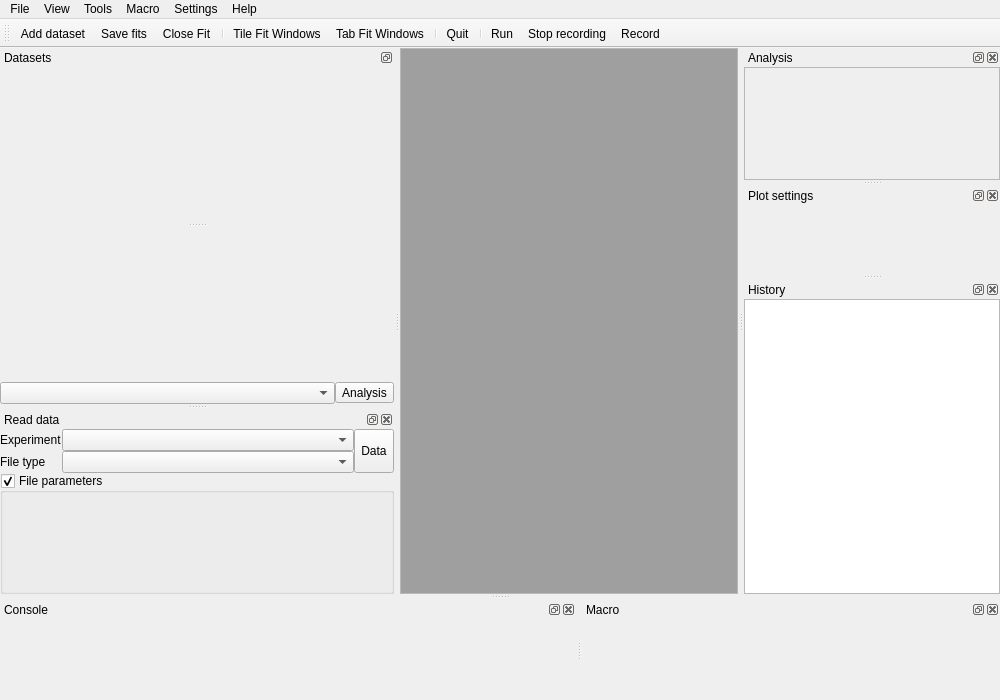
First picture: the form in chisurf/gui/gui.ui, repository Fluorescence-Tools/chisurf, before the edit.
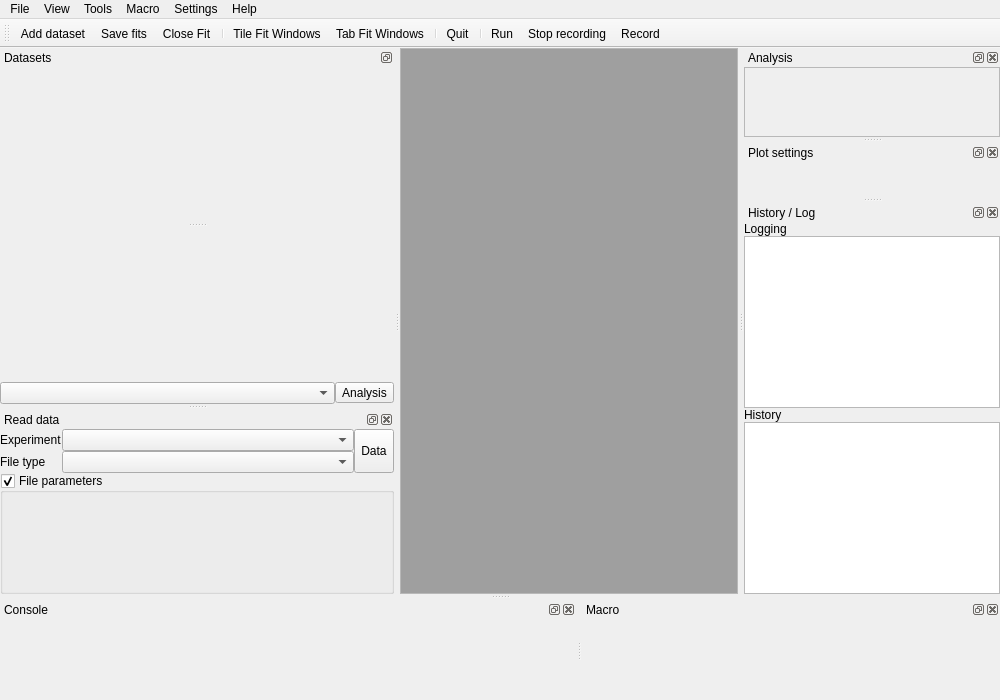
Second picture: the form after the edit. Icons and pictures are not drawn.

Commit message: Add logging widget

```diff
--- a/chisurf/gui/gui.ui
+++ b/chisurf/gui/gui.ui
@@ -681,7 +681,7 @@
   </widget>
   <widget class="QDockWidget" name="dockWidgetHistory">
    <property name="windowTitle">
-    <string>History</string>
+    <string>History / Log</string>
    </property>
    <attribute name="dockWidgetArea">
     <number>2</number>
@@ -703,6 +703,23 @@
      <property name="bottomMargin">
       <number>0</number>
      </property>
+     <item>
+      <widget class="QLabel" name="label">
+       <property name="text">
+        <string>Logging</string>
+       </property>
+      </widget>
+     </item>
+     <item>
+      <widget class="QPlainTextEdit" name="plainTextEditLog"/>
+     </item>
+     <item>
+      <widget class="QLabel" name="label_2">
+       <property name="text">
+        <string>History</string>
+       </property>
+      </widget>
+     </item>
      <item>
       <widget class="QPlainTextEdit" name="plainTextEditHistory">
        <property name="font">
```
The commit also changes 4 other files.
